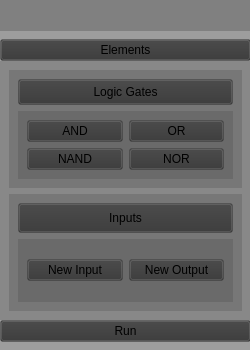
Before: the Qt Designer form circuitelementsmenu.ui in University-of-Utah-CS3505/a9-edu-app-MAUIFanClub, drawn with Qt 5.
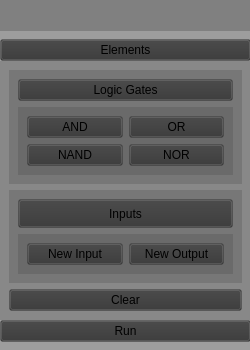
After: the same form once the commit is applied.

Commit message: deleting a single node works

What changed in the file:
```diff
--- a/circuitelementsmenu.ui
+++ b/circuitelementsmenu.ui
@@ -176,6 +176,13 @@
          </layout>
         </widget>
        </item>
+       <item>
+        <widget class="QPushButton" name="clearBtn">
+         <property name="text">
+          <string>Clear</string>
+         </property>
+        </widget>
+       </item>
       </layout>
      </widget>
     </item>
```
The commit also changes 2 other files.
